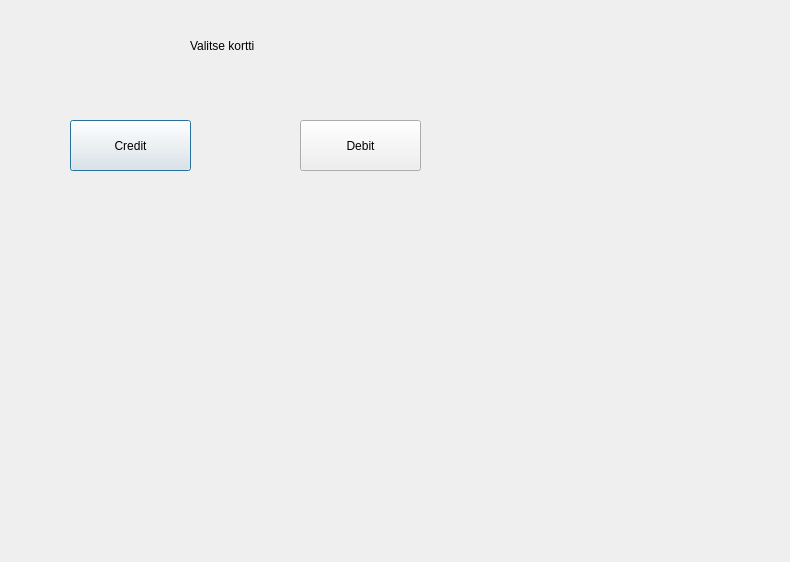
This is bank_automat/choosecard.ui in 25kmo-project/group_7 as Qt 5 draws it before an edit. The edited form follows.
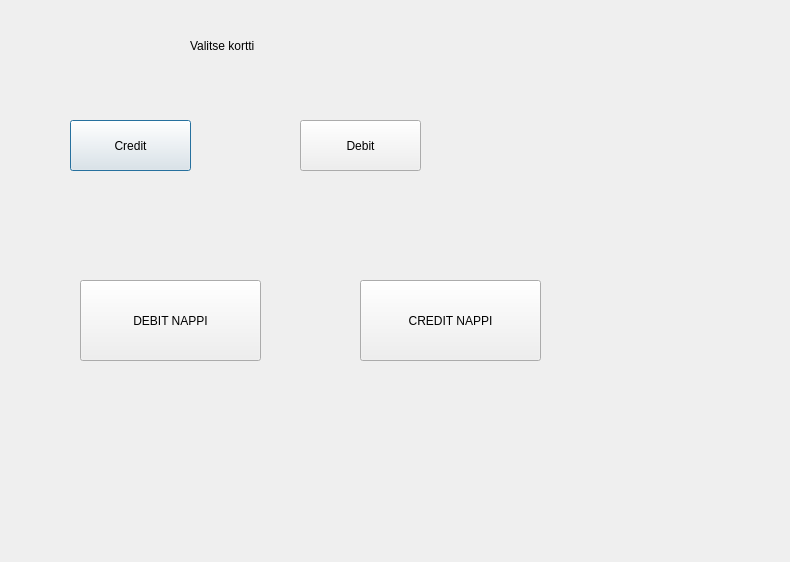
This is the edited form.

Commit message: Jollaki mallilla

```diff
--- a/bank_automat/choosecard.ui
+++ b/bank_automat/choosecard.ui
@@ -52,6 +52,32 @@
     <string>Valitse kortti</string>
    </property>
   </widget>
+  <widget class="QPushButton" name="btnDEBIT">
+   <property name="geometry">
+    <rect>
+     <x>80</x>
+     <y>280</y>
+     <width>181</width>
+     <height>81</height>
+    </rect>
+   </property>
+   <property name="text">
+    <string>DEBIT NAPPI</string>
+   </property>
+  </widget>
+  <widget class="QPushButton" name="btnCREDIT">
+   <property name="geometry">
+    <rect>
+     <x>360</x>
+     <y>280</y>
+     <width>181</width>
+     <height>81</height>
+    </rect>
+   </property>
+   <property name="text">
+    <string>CREDIT NAPPI</string>
+   </property>
+  </widget>
  </widget>
  <resources/>
  <connections/>
```
The commit also changes 2 other files.
